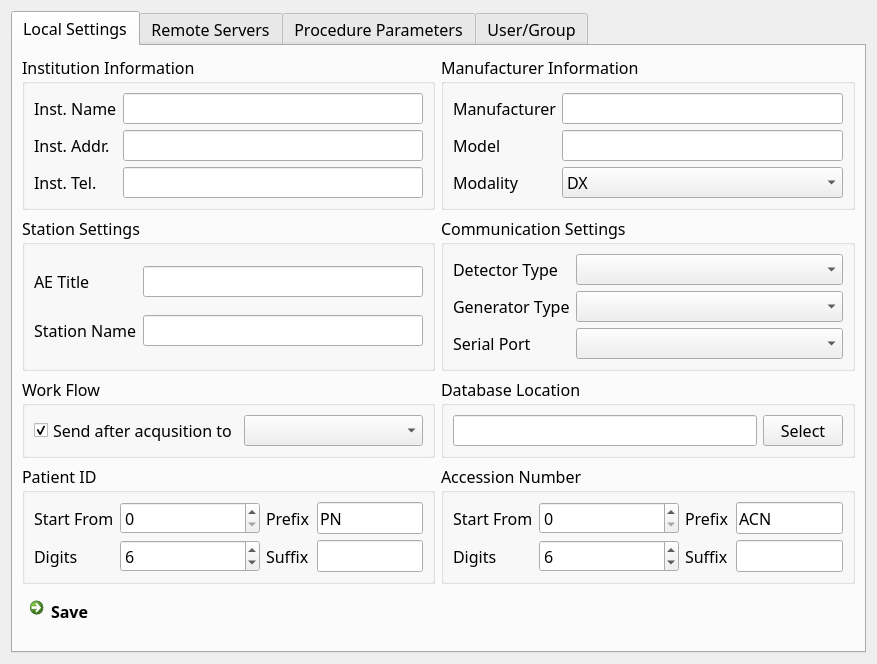
The window that MainStation/systemsettingswidget.ui (zhumangen/DROC) describes before a commit, drawn with Qt 5.
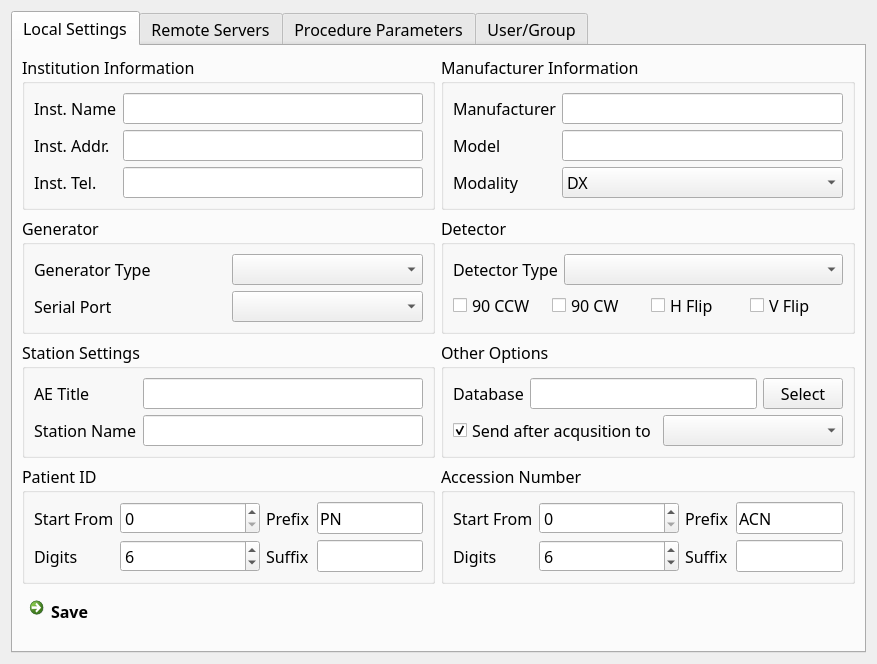
The same window after the commit.

Commit message: Moved detector specific transform options from acq-ui to syssettings-ui; Set raw image window to histogram(0.05) window; Fixed change of serialport apply.

Diff of the .ui file:
```diff
--- a/MainStation/systemsettingswidget.ui
+++ b/MainStation/systemsettingswidget.ui
@@ -59,23 +59,12 @@
        <item row="1" column="1">
         <widget class="QGroupBox" name="groupBox_14">
          <property name="title">
-          <string>Communication Settings</string>
+          <string>Detector</string>
          </property>
-         <layout class="QGridLayout" name="gridLayout_14">
-          <item row="1" column="1">
-           <widget class="QComboBox" name="generatorTypeCombo"/>
-          </item>
-          <item row="1" column="0">
-           <widget class="QLabel" name="label_46">
-            <property name="text">
-             <string>Generator Type</string>
-            </property>
-            <property name="buddy">
-             <cstring>generatorTypeCombo</cstring>
-            </property>
-           </widget>
-          </item>
-          <item row="0" column="0">
+         <layout class="QVBoxLayout" name="verticalLayout_7">
+          <item>
+           <layout class="QHBoxLayout" name="horizontalLayout_7">
+            <item>
            <widget class="QLabel" name="label_45">
             <property name="text">
              <string>Detector Type</string>
@@ -85,7 +74,7 @@
             </property>
            </widget>
           </item>
-          <item row="0" column="1">
+            <item>
            <widget class="QComboBox" name="detectorTypeCombo">
             <property name="sizePolicy">
              <sizepolicy hsizetype="Expanding" vsizetype="Fixed">
@@ -95,53 +84,63 @@
             </property>
            </widget>
           </item>
-          <item row="2" column="0">
-           <widget class="QLabel" name="label_47">
+           </layout>
+          </item>
+          <item>
+           <layout class="QHBoxLayout" name="horizontalLayout_6">
+            <item>
+             <widget class="QCheckBox" name="ccw90Check">
+              <property name="font">
+               <font>
+                <weight>50</weight>
+                <bold>false</bold>
+               </font>
+              </property>
             <property name="text">
-             <string>Serial Port</string>
-            </property>
-            <property name="buddy">
-             <cstring>serialPortCombo</cstring>
-            </property>
-           </widget>
-          </item>
-          <item row="2" column="1">
-           <widget class="QComboBox" name="serialPortCombo"/>
-          </item>
-         </layout>
-        </widget>
-       </item>
-       <item row="1" column="0">
-        <widget class="QGroupBox" name="groupBox_12">
-         <property name="title">
-          <string>Station Settings</string>
-         </property>
-         <layout class="QGridLayout" name="gridLayout_12">
-          <item row="1" column="1">
-           <widget class="QLineEdit" name="stationNameEdit"/>
-          </item>
-          <item row="1" column="0">
-           <widget class="QLabel" name="label_39">
+               <string>90 CCW</string>
+              </property>
+             </widget>
+            </item>
+            <item>
+             <widget class="QCheckBox" name="cw90Check">
+              <property name="font">
+               <font>
+                <weight>50</weight>
+                <bold>false</bold>
+               </font>
+              </property>
+              <property name="text">
+               <string>90 CW</string>
+              </property>
+             </widget>
+            </item>
+            <item>
+             <widget class="QCheckBox" name="hflipCheck">
+              <property name="font">
+               <font>
+                <weight>50</weight>
+                <bold>false</bold>
+               </font>
+              </property>
             <property name="text">
-             <string>Station Name</string>
-            </property>
-            <property name="buddy">
-             <cstring>stationNameEdit</cstring>
-            </property>
-           </widget>
-          </item>
-          <item row="0" column="1">
-           <widget class="QLineEdit" name="stationAetEdit"/>
-          </item>
-          <item row="0" column="0">
-           <widget class="QLabel" name="label_38">
+               <string>H Flip</string>
+              </property>
+             </widget>
+            </item>
+            <item>
+             <widget class="QCheckBox" name="vflipCheck">
+              <property name="font">
+               <font>
+                <weight>50</weight>
+                <bold>false</bold>
+               </font>
+              </property>
             <property name="text">
-             <string>AE Title</string>
-            </property>
-            <property name="buddy">
-             <cstring>stationAetEdit</cstring>
-            </property>
-           </widget>
+               <string>V Flip</string>
+              </property>
+             </widget>
+            </item>
+           </layout>
           </item>
          </layout>
         </widget>
@@ -215,38 +214,6 @@
          </layout>
         </widget>
        </item>
-       <item row="2" column="0">
-        <widget class="QGroupBox" name="groupBox_18">
-         <property name="minimumSize">
-          <size>
-           <width>0</width>
-           <height>54</height>
-          </size>
-         </property>
-         <property name="title">
-          <string>Work Flow</string>
-         </property>
-         <layout class="QVBoxLayout" name="verticalLayout_7">
-          <item>
-           <layout class="QHBoxLayout" name="horizontalLayout_10">
-            <item>
-             <widget class="QCheckBox" name="sendAfterAcqCheck">
-              <property name="text">
-               <string>Send after acqusition to</string>
-              </property>
-              <property name="checked">
-               <bool>true</bool>
-              </property>
-             </widget>
-            </item>
-            <item>
-             <widget class="QComboBox" name="storeScpCombo"/>
-            </item>
-           </layout>
-          </item>
-         </layout>
-        </widget>
-       </item>
        <item row="0" column="0">
         <widget class="QGroupBox" name="groupBox_11">
          <property name="title">
@@ -477,9 +444,21 @@
        <item row="2" column="1">
         <widget class="QGroupBox" name="groupBox">
          <property name="title">
-          <string>Database Location</string>
+          <string>Other Options</string>
          </property>
+         <layout class="QVBoxLayout" name="verticalLayout_5">
+          <item>
          <layout class="QHBoxLayout" name="horizontalLayout">
+            <item>
+             <widget class="QLabel" name="label">
+              <property name="text">
+               <string>Database</string>
+              </property>
+              <property name="buddy">
+               <cstring>dbFolderEdit</cstring>
+              </property>
+             </widget>
+            </item>
           <item>
            <widget class="QLineEdit" name="dbFolderEdit">
             <property name="readOnly">
@@ -495,6 +474,25 @@
            </widget>
           </item>
          </layout>
+          </item>
+          <item>
+           <layout class="QHBoxLayout" name="horizontalLayout_10">
+            <item>
+             <widget class="QCheckBox" name="sendAfterAcqCheck">
+              <property name="text">
+               <string>Send after acqusition to</string>
+              </property>
+              <property name="checked">
+               <bool>true</bool>
+              </property>
+             </widget>
+            </item>
+            <item>
+             <widget class="QComboBox" name="storeScpCombo"/>
+            </item>
+           </layout>
+          </item>
+         </layout>
         </widget>
        </item>
        <item row="3" column="0">
@@ -676,6 +674,76 @@
          </layout>
         </widget>
        </item>
+       <item row="2" column="0">
+        <widget class="QGroupBox" name="groupBox_12">
+         <property name="title">
+          <string>Station Settings</string>
+         </property>
+         <layout class="QGridLayout" name="gridLayout_12">
+          <item row="1" column="1">
+           <widget class="QLineEdit" name="stationNameEdit"/>
+          </item>
+          <item row="1" column="0">
+           <widget class="QLabel" name="label_39">
+            <property name="text">
+             <string>Station Name</string>
+            </property>
+            <property name="buddy">
+             <cstring>stationNameEdit</cstring>
+            </property>
+           </widget>
+          </item>
+          <item row="0" column="1">
+           <widget class="QLineEdit" name="stationAetEdit"/>
+          </item>
+          <item row="0" column="0">
+           <widget class="QLabel" name="label_38">
+            <property name="text">
+             <string>AE Title</string>
+            </property>
+            <property name="buddy">
+             <cstring>stationAetEdit</cstring>
+            </property>
+           </widget>
+          </item>
+         </layout>
+        </widget>
+       </item>
+       <item row="1" column="0">
+        <widget class="QGroupBox" name="groupBox_15">
+         <property name="title">
+          <string>Generator</string>
+         </property>
+         <layout class="QGridLayout" name="gridLayout_15">
+          <item row="0" column="1">
+           <widget class="QComboBox" name="generatorTypeCombo"/>
+          </item>
+          <item row="0" column="0">
+           <widget class="QLabel" name="label_48">
+            <property name="text">
+             <string>Generator Type</string>
+            </property>
+            <property name="buddy">
+             <cstring>generatorTypeCombo</cstring>
+            </property>
+           </widget>
+          </item>
+          <item row="1" column="0">
+           <widget class="QLabel" name="label_50">
+            <property name="text">
+             <string>Serial Port</string>
+            </property>
+            <property name="buddy">
+             <cstring>serialPortCombo</cstring>
+            </property>
+           </widget>
+          </item>
+          <item row="1" column="1">
+           <widget class="QComboBox" name="serialPortCombo"/>
+          </item>
+         </layout>
+        </widget>
+       </item>
       </layout>
      </widget>
      <widget class="QWidget" name="remoteScpTab">
```
Left out of the diff: 8 changed lines with no effect on the pictures. Lines whose indentation alone changed are shown as unchanged. The commit also changes 8 other files.
